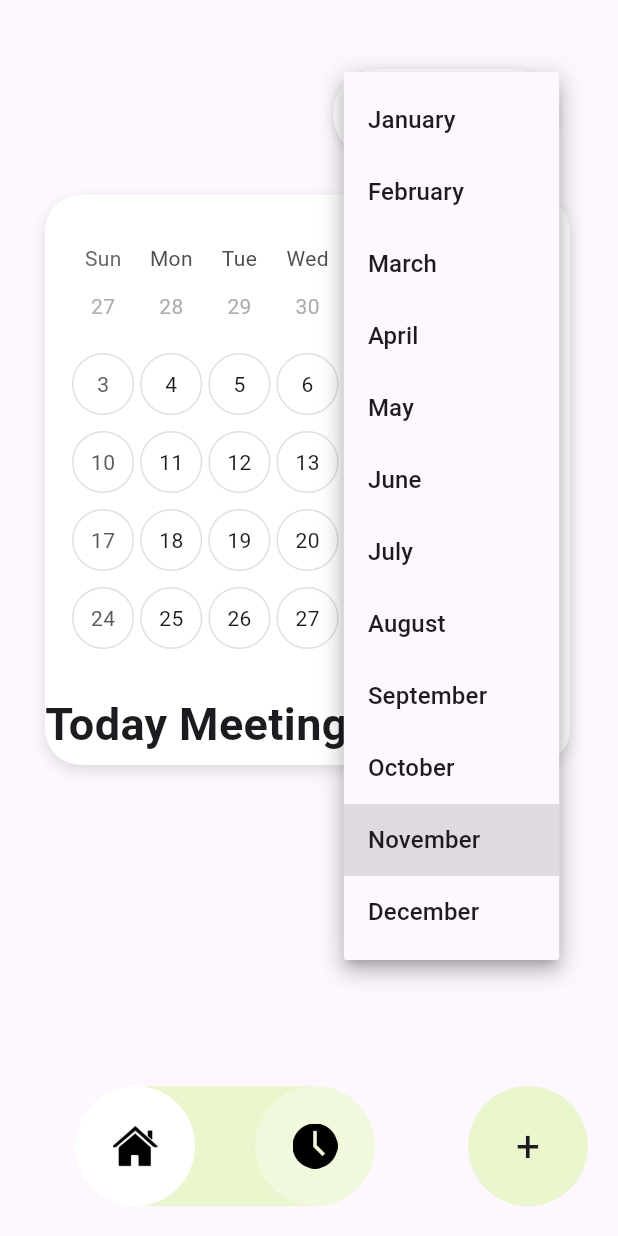
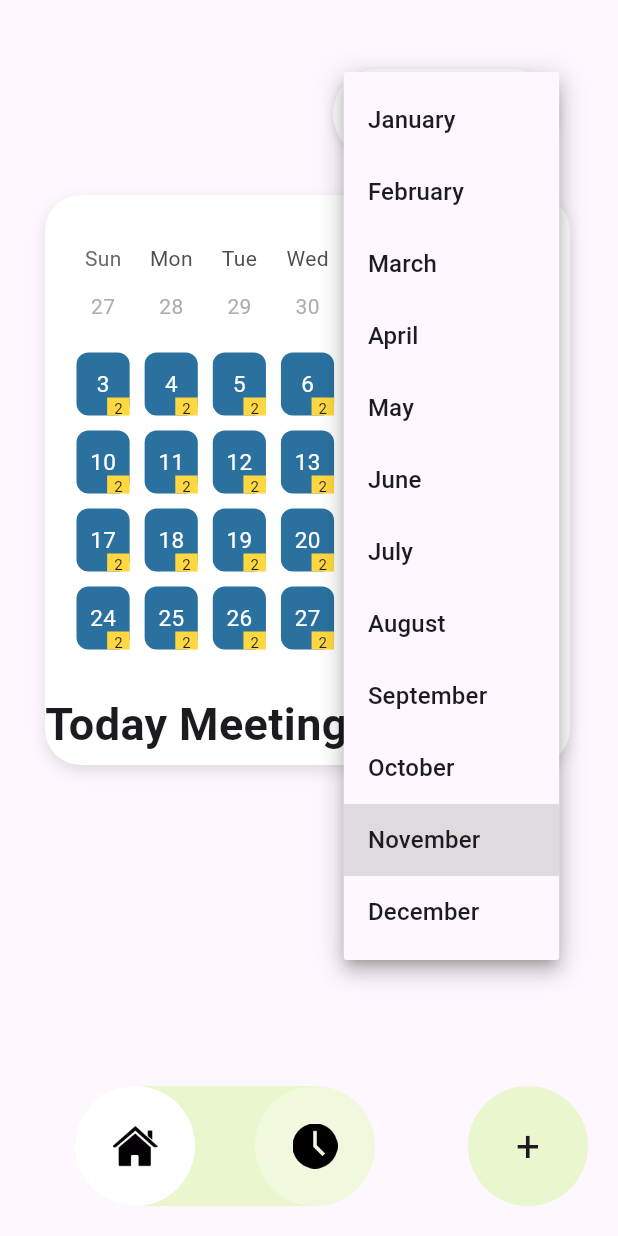
Before and after one commit to bayan-k/MeetingReminder, a Flutter app: the screen it shows after launch, after a tap on "November", on a phone screen of 412 x 824 dp. Run offline on Flutter 3.47's test engine with Material 3 defaults, Android fonts, the phone set to English and light mode, and no system bars; drawn by our look-alikes of table_calendar; our stand-ins replace flutter_local_notifications, get, hive, hive_flutter, timezone; missing offline and left inert: android_alarm_manager_plus; accounts and stored records are empty.

Commit message:
second commit  hive done

```diff
--- /dev/null
+++ b/lib/app/core/initial_binding.dart
@@ -0,0 +1,21 @@
+import 'package:get/get.dart';
+import 'package:meetingreminder/app/modules/homepage/controllers/bottom_nav_controller.dart';
+import 'package:meetingreminder/app/modules/homepage/controllers/container_controller.dart';
+import 'package:meetingreminder/app/modules/homepage/controllers/meeting_counter.dart';
+import 'package:meetingreminder/app/modules/homepage/controllers/timepicker_controller.dart';
+
+class InitialBinding extends Bindings {
+  @override
+  void dependencies() {
+    // First, initialize controllers that don't have dependencies
+    Get.put(MeetingCounter(), permanent: true);
+    Get.put(BottomNavController(), permanent: true);
+
+    // Initialize TimePickerController
+
+    Get.put(TimePickerController(), permanent: true);
+
+    // Then initialize controllers that depend on others
+    Get.put(ContainerController(), permanent: true);
+  }
+}
--- a/lib/app/modules/homepage/bindings/homepage_binding.dart
+++ b/lib/app/modules/homepage/bindings/homepage_binding.dart
@@ -1,6 +1,6 @@
 import 'package:get/get.dart';
 import 'package:meetingreminder/app/modules/homepage/controllers/bottom_nav_controller.dart';
-import 'package:meetingreminder/app/modules/homepage/controllers/homepage_controller.dart';
+import 'package:meetingreminder/app/modules/homepage/controllers/timepicker_controller.dart';
 import 'package:meetingreminder/app/services/notification_services.dart';
 
 
@@ -12,5 +12,6 @@ class HomePageBinding extends Bindings {
     Get.lazyPut<TimePickerController>(() => TimePickerController());
     Get.lazyPut<NotificationService>(() => NotificationService());
     Get.lazyPut<BottomNavController>(() => BottomNavController());
+
   }
 }
--- /dev/null
+++ b/lib/app/modules/homepage/controllers/container_controller.dart
@@ -0,0 +1,81 @@
+import 'package:get/get.dart';
+import 'package:hive/hive.dart';
+import 'package:meetingreminder/app/modules/homepage/controllers/meeting_counter.dart';
+import 'package:meetingreminder/app/modules/homepage/controllers/timepicker_controller.dart';
+import 'package:meetingreminder/models/container.dart';
+
+class ContainerController extends GetxController {
+  late Box containerBox;
+  RxList<ContainerData> containerList = <ContainerData>[].obs;
+  final contoller = Get.find<TimePickerController>();
+  final controller = Get.find<MeetingCounter>();
+
+  @override
+  void onInit() async {
+    super.onInit();
+    try {
+      containerBox = Hive.box('ContainerData');  // Changed from openBox to box since we open it in main
+      await loadContainerData();
+    } catch (e) {
+      print('Error initializing Hive box: $e');
+    }
+  }
+
+  void saveContainerData() async {
+    try {
+      // Save all items in containerList to Hive
+      for (var i = 0; i < containerList.length; i++) {
+        await containerBox.put(i, containerList[i]);
+      }
+      await loadContainerData();  // Refresh the list after saving
+    } catch (e) {
+      print('Error saving container data: $e');
+    }
+  }
+
+  void storeContainerData(String time1, String remarks, String time2) async {
+    try {
+      final newData = ContainerData(
+          key1: 'headline',
+          value1: remarks,
+          key2: 'Meeting Time',
+          value2: '$time1-$time2',
+          key3: 'Details',
+          value3: time2);
+
+      // Add to the list first
+      containerList.add(newData);
+
+      // Then save to Hive using the current size as the key
+      await containerBox.put(containerList.length - 1, newData);
+
+      // Update the counter
+      controller.counter.value = containerList.length;
+      await Hive.box('settings').put('counter', controller.counter.value);
+
+    } catch (e) {
+      print('Error storing container data: $e');
+    }
+  }
+
+  Future<void> loadContainerData() async {
+    try {
+      final keys = containerBox.keys;
+      containerList.clear();
+
+      for (var key in keys) {
+        final data = containerBox.get(key) as ContainerData;
+
+        containerList.add(data);
+
+        print('${data.key1} : ${data.value1}');
+        print('${data.key2} : ${data.value2}');
+        print('${data.key3} : ${data.value3}');
+      }
+    } catch (e) {
+      print('Error loading container data: $e');
+    }
+  }
+
+  void deleteContainerData() {}
+}
--- /dev/null
+++ b/lib/app/modules/homepage/controllers/meeting_counter.dart
@@ -0,0 +1,37 @@
+import 'package:get/get.dart';
+import 'package:hive/hive.dart';
+
+class MeetingCounter extends GetxController {
+  var counter = 0.obs;
+
+  @override
+  void onInit() async {
+    super.onInit();
+    try {
+      var settingsBox = await Hive.openBox('settings');
+      counter.value = settingsBox.get('counter', defaultValue: 0);
+    } catch (e) {
+      print('Error loading counter: $e');
+    }
+  }
+
+  void increment() {
+    counter++;
+    _saveCounter();
+  }
+
+  void decrement() {
+    if (counter > 0) {
+      counter--;
+      _saveCounter();
+    }
+  }
+
+  void _saveCounter() async {
+    try {
+      await Hive.box('settings').put('counter', counter.value);
+    } catch (e) {
+      print('Error saving counter: $e');
+    }
+  }
+}
--- a/lib/app/modules/homepage/views/homepage_view.dart
+++ b/lib/app/modules/homepage/views/homepage_view.dart
@@ -1,7 +1,9 @@
 import 'package:flutter/material.dart';
 import 'package:meetingreminder/app/modules/homepage/controllers/bottom_nav_controller.dart';
-import 'package:meetingreminder/app/modules/homepage/controllers/homepage_controller.dart';
+import 'package:meetingreminder/app/modules/homepage/controllers/container_controller.dart';
+import 'package:meetingreminder/app/modules/homepage/controllers/timepicker_controller.dart';
 import 'package:meetingreminder/app/services/notification_services.dart';
+import 'package:meetingreminder/shared_widgets/meet_container.dart';
 
 import 'package:table_calendar/table_calendar.dart';
 import 'package:intl/intl.dart';
@@ -18,11 +20,15 @@ class _HomePageViewState extends State<HomePageView> {
   final Rx<DateTime> _focusedDay = Rx<DateTime>(
       DateTime.now()); // Declare _focusedDay as a reactive variable
   DateTime? _selectedDay;
-  final BottomNavController controller = Get.put(BottomNavController());
+  final BottomNavController controller = Get.find<BottomNavController>();
   final TimePickerController timePickerController =
-      Get.put(TimePickerController());
+      Get.find<TimePickerController>();
   final NotificationService _notificationService = NotificationService();
 
+  final ContainerController containerController =
+      Get.find<ContainerController>();
+
+  TextEditingController controller1 = TextEditingController();
   List<String> imageItems = [
     'assets/images/icons/home-page.png',
     'assets/images/icons/clock(1).png',
@@ -214,7 +220,8 @@ class _HomePageViewState extends State<HomePageView> {
   }
 
   Widget buildMonthPicker() {
-    return Positioned(
+    return Obx(
+      () => Positioned(
         top: 46,
         right: 40,
         child: Container(
@@ -262,11 +269,13 @@ class _HomePageViewState extends State<HomePageView> {
             ],
           ),
         ),
+      ),
     );
   }
 
   Widget buildCalendar() {
-    return Positioned(
+    return Obx(
+      () => Positioned(
         left: 30,
         top: 130,
         child: Container(
@@ -298,29 +307,55 @@ class _HomePageViewState extends State<HomePageView> {
                 });
               },
               calendarStyle: CalendarStyle(
-              cellMargin: const EdgeInsets.all(2),
-              todayDecoration: const BoxDecoration(
-                color: Colors.blueAccent,
-                shape: BoxShape.circle,
+                  todayDecoration: BoxDecoration(),
+                  selectedDecoration: BoxDecoration()),
+              calendarBuilders: CalendarBuilders(
+                defaultBuilder: (context, day, focusedDay) {
+                  bool isToday = isSameDay(day, _focusedDay.value);
+                  bool isSelected = isSameDay(day, _selectedDay);
+                  return Container(
+                      width: 40,
+                      height: 50,
+                      margin: const EdgeInsets.all(5.0),
+                      decoration: BoxDecoration(
+                        color: isToday
+                            ? const Color.fromARGB(255, 227, 84, 172)
+                            : isSelected
+                                ? Colors.deepOrange
+                                : const Color.fromARGB(255, 42, 113, 160),
+                        borderRadius: BorderRadius.circular(8),
                       ),
-              selectedDecoration: const BoxDecoration(
-                color: Colors.deepOrange,
-                shape: BoxShape.circle,
+                      child: Stack(
+                        alignment: Alignment.center,
+                        children: [
+                          Text(
+                            '${day.day}',
+                            style: TextStyle(color: Colors.white, fontSize: 15),
                           ),
-              defaultDecoration: BoxDecoration(
-                shape: BoxShape.circle,
-                border: Border.all(color: Colors.grey.shade300),
-              ),
-              weekendDecoration: BoxDecoration(
-                shape: BoxShape.circle,
-                border: Border.all(color: Colors.grey.shade300),
+                          Positioned(
+                            right: 0,
+                            bottom: 0,
+                            child: Container(
+                              height: 12,
+                              width: 15,
+                              decoration:
+                                  BoxDecoration(color: Colors.amberAccent),
+                              alignment: Alignment.center,
+                              child: Text(
+                                '2',
+                                style: TextStyle(
+                                    color:
+                                        const Color.fromARGB(255, 30, 30, 30),
+                                    fontSize: 10),
                               ),
                             ),
-            // headerStyle: const HeaderStyle(
-            //   formatButtonVisible: false,
-            //   titleCentered: true,
-            // ),
+                          ),
+                        ],
 
+                        //
+                      ));
+                },
+              ),
               headerStyle: const HeaderStyle(
                 headerMargin: EdgeInsets.zero,
                 formatButtonVisible: false,
@@ -329,6 +364,7 @@ class _HomePageViewState extends State<HomePageView> {
                 leftChevronVisible: false, // Disable default chevron buttons
                 rightChevronVisible: false,
                 // Disable default chevron buttons
+              ),
             ),
           ),
         ),
@@ -344,103 +380,6 @@ class _HomePageViewState extends State<HomePageView> {
         'Today Meetings',
         style: TextStyle(fontSize: 30, fontWeight: FontWeight.bold),
       ),
-    );
-  }
-
-  Widget buildContainer(BuildContext context) {
-    final TimePickerController timePickerController =
-        Get.put(TimePickerController());
-    return Positioned(
-      bottom: 70,
-      left: 30,
-      child: SizedBox(
-          height: 250,
-          width: MediaQuery.of(context).size.width - 60,
-          child: Obx(() {
-            return Padding(
-              padding: const EdgeInsets.all(8.0),
-              child: ListView.builder(
-                shrinkWrap: true,
-                itemCount: timePickerController.meeting.length,
-                scrollDirection: Axis.vertical,
-                itemBuilder: (context, index) {
-                  final meeting = timePickerController.meeting[index];
-                  return Container(
-                      height: 240,
-                      width: 200,
-                      margin: const EdgeInsets.symmetric(
-                          vertical: 8, horizontal: 16),
-                      padding: const EdgeInsets.all(16),
-                      decoration: BoxDecoration(
-                        color: Colors.white,
-                        borderRadius: BorderRadius.circular(12),
-                        boxShadow: [
-                          BoxShadow(
-                            color: Colors.grey.withOpacity(0.2),
-                            blurRadius: 6,
-                            offset: const Offset(0, 3),
-                          ),
-                        ],
-                      ),
-                      child: Stack(children: [
-                        Positioned(
-                          right: -20,
-                          top: 0,
-                          child: PopupMenuButton<String>(
-                            onSelected: (value) {
-                              if (value == 'Delete') {
-                                // Perform delete action
-                                timePickerController.deleteMeeting(index);
-                              }
-                            },
-                            itemBuilder: (BuildContext context) {
-                              return [
-                                const PopupMenuItem(
-                                  value: 'Delete',
-                                  child: Text('Delete'),
-                                ),
-                              ];
-                            },
-                            icon:
-                                const Icon(Icons.more_vert), // Three dots icon
-                          ),
-                        ),
-                        Padding(
-                          padding: const EdgeInsets.symmetric(vertical: 30),
-                          child: Column(
-                            crossAxisAlignment: CrossAxisAlignment.start,
-                            children: [
-                              Text(
-                                "Meeting Type : ${meeting['headline']!}",
-                                style: const TextStyle(
-                                    fontSize: 18,
-                                    fontWeight: FontWeight.bold,
-                                    color: Colors.black),
-                              ),
-                              const SizedBox(height: 8),
-                              Text(
-                                "Meeting Time : ${meeting['Meeting Time']!}",
-                                style: const TextStyle(
-                                    fontSize: 18,
-                                    fontWeight: FontWeight.bold,
-                                    color: Color.fromARGB(255, 39, 36, 36)),
-                              ),
-                              const SizedBox(height: 8),
-                              Text(
-                                "Details : ${meeting['details']!}",
-                                style: const TextStyle(
-                                    fontSize: 18,
-                                    fontWeight: FontWeight.bold,
-                                    color: Color.fromARGB(255, 26, 25, 25)),
-                              ),
-                            ],
-                          ),
-                        ),
-                      ]));
-                },
-              ),
-            );
-          })),
     );
   }
 
--- a/lib/app/modules/timeline/bindings/timeline_binding.dart
+++ b/lib/app/modules/timeline/bindings/timeline_binding.dart
@@ -1,5 +1,7 @@
 import 'package:get/get.dart';
 import 'package:meetingreminder/app/modules/homepage/controllers/bottom_nav_controller.dart';
+import 'package:meetingreminder/app/modules/homepage/controllers/meeting_counter.dart';
+import 'package:meetingreminder/app/modules/homepage/controllers/timepicker_controller.dart';
 
 import '../controllers/timeline_controller.dart';
 
@@ -11,5 +13,7 @@ class TimelineBinding extends Bindings {
     );
 
     Get.lazyPut<BottomNavController>(() => BottomNavController());
+    Get.lazyPut<MeetingCounter>(() => MeetingCounter());
+    Get.lazyPut<TimePickerController>(() => TimePickerController());
   }
 }
--- a/lib/main.dart
+++ b/lib/main.dart
@@ -2,8 +2,14 @@ import 'package:android_alarm_manager_plus/android_alarm_manager_plus.dart';
 import 'package:flutter/material.dart';
 import 'package:flutter_local_notifications/flutter_local_notifications.dart';
 import 'package:get/get.dart';
-import 'package:meetingreminder/app/modules/homepage/views/homepage_view.dart';
+import 'package:hive_flutter/hive_flutter.dart';
+import 'package:meetingreminder/app/core/initial_binding.dart';
+import 'package:meetingreminder/app/modules/homepage/controllers/bottom_nav_controller.dart';
+import 'package:meetingreminder/app/modules/homepage/controllers/container_controller.dart';
+import 'package:meetingreminder/app/modules/homepage/controllers/meeting_counter.dart';
+import 'package:meetingreminder/app/modules/homepage/controllers/timepicker_controller.dart';
 import 'package:meetingreminder/app/routes/app_pages.dart';
+import 'package:meetingreminder/models/container.dart';
 
 final FlutterLocalNotificationsPlugin flutterLocalNotificationsPlugin =
     FlutterLocalNotificationsPlugin();
@@ -19,10 +25,28 @@ void main() async {
 
   await flutterLocalNotificationsPlugin.initialize(initSettings);
 
+  await Hive.initFlutter();
+  // Register the ContainerData adapter
+  if (!Hive.isAdapterRegistered(1)) {
+    // 1 is the typeId from your ContainerData class
+    Hive.registerAdapter(ContainerDataAdapter());
+  }
+
+  // Open Hive boxes
+  await Hive.openBox('ContainerData');
+  await Hive.openBox('settings');
+
+  // Initialize controllers
+  Get.put(MeetingCounter(), permanent: true);
+  Get.put(BottomNavController(), permanent: true);
+  Get.put(TimePickerController(), permanent: true);
+
+  Get.put(ContainerController(), permanent: true);
+
   runApp(
     GetMaterialApp(
       // home: const MyHomePage(title: 'Meeting Schedul initialBinding: InitialBinding(),er'),
-      home: const HomePageView(),
+      initialBinding: InitialBinding(),
       initialRoute: AppPages.INITIAL, // Ensure it points to '/homepage'
       getPages: AppPages.routes,
     ),
--- /dev/null
+++ b/lib/models/container.dart
@@ -0,0 +1,37 @@
+import 'package:hive/hive.dart';
+
+part 'container.g.dart';
+
+@HiveType(typeId: 1)
+class ContainerData {
+  @HiveField(0)
+  String key1;
+
+  @HiveField(1)
+  String value1;
+
+  @HiveField(2)
+  String key2;
+
+  @HiveField(3)
+  String value2;
+
+  @HiveField(4)
+  String key3;
+
+  @HiveField(5)
+  String value3;
+
+  // @HiveField(3)
+
+  // @HiveField(4)
+
+  ContainerData({
+    required this.key1,
+    required this.value1,
+    required this.key2,
+    required this.value2,
+    required this.key3,
+    required this.value3,
+  });
+}
--- a/pubspec.yaml
+++ b/pubspec.yaml
@@ -40,6 +40,9 @@ dependencies:
   flutter_local_notifications: ^18.0.1
   intl: ^0.19.0
   table_calendar: ^3.1.2
+  hive: ^2.0.5
+  hive_flutter: ^1.1.0
+
 
 dev_dependencies:
   flutter_test:
@@ -51,7 +54,8 @@ dev_dependencies:
   # package. See that file for information about deactivating specific lint
   # rules and activating additional ones.
   flutter_lints: ^5.0.0
-
+  hive_generator: ^2.0.1
+  build_runner: ^2.4.6
 # For information on the generic Dart part of this file, see the
 # following page: https://dart.dev/tools/pub/pubspec
 
```
Also changed, not shown: lib/app/modules/timeline/views/timeline_view.dart (+28 -24 lines), lib/shared_widgets/meet_container.dart (added, +102 -0 lines), lib/app/modules/homepage/controllers/timepicker_controller.dart (line endings or trailing spaces), lib/models/container.g.dart (added), pubspec.lock, 1 other file. Lines whose indentation alone changed are shown as unchanged.
